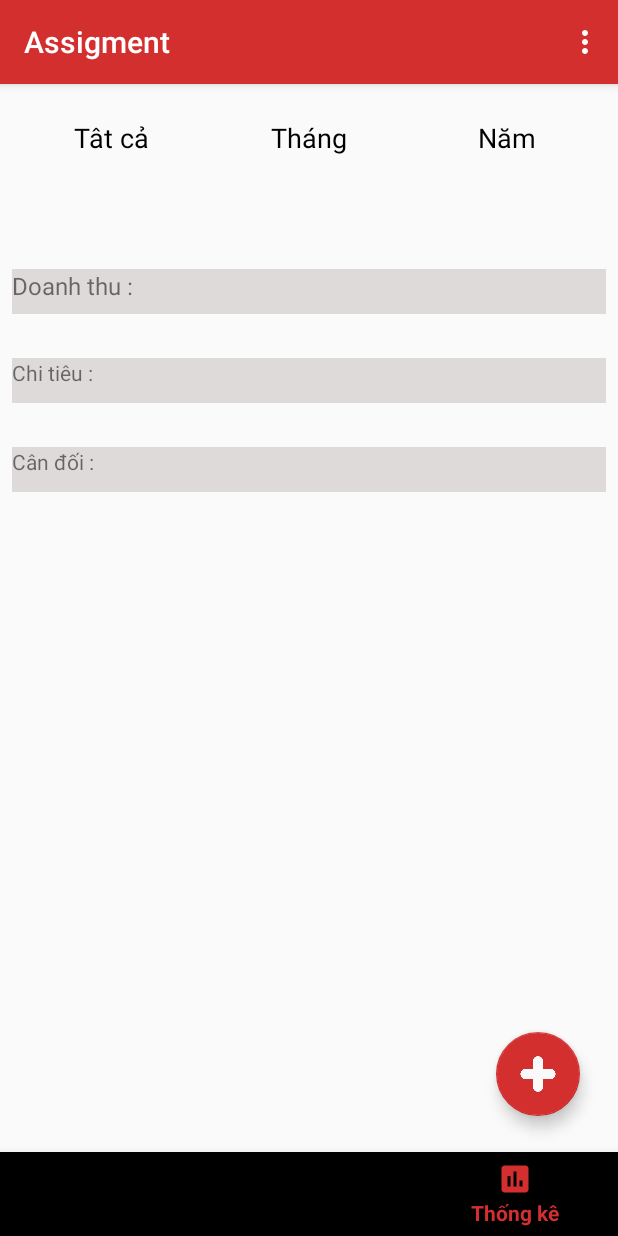
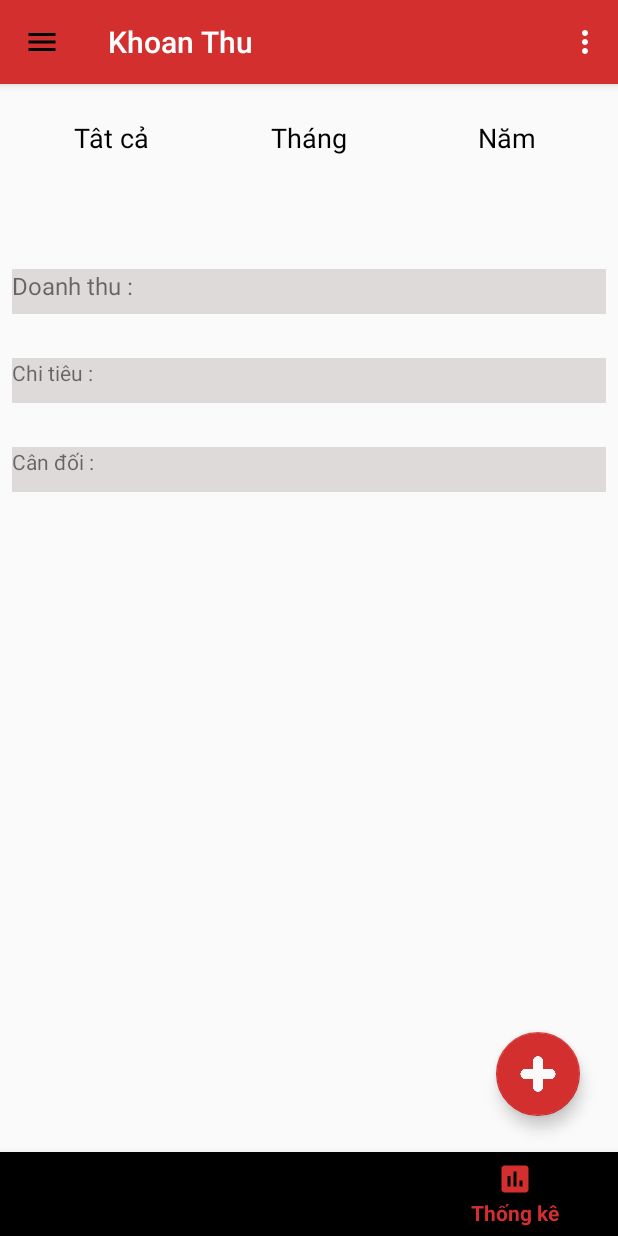
Before and after one commit to hoanglvph05611/Assigment, an Android app: the ManHinhChinh screen opened directly, with no data from a screen before it, item 3 of the bottom bar chosen, on a phone screen of 412 x 824 dp. Run offline under Robolectric (Android 15) with nearby library versions, the phone set to English and light mode, and no system bars.

Commit message:
add layout

```diff
--- a/app/src/main/java/com/example/lvhco/assigment/ManHinhChinh.java
+++ b/app/src/main/java/com/example/lvhco/assigment/ManHinhChinh.java
@@ -1,6 +1,7 @@
 package com.example.lvhco.assigment;
 
 import android.content.DialogInterface;
+import android.graphics.drawable.Drawable;
 import android.os.Bundle;
 import android.support.annotation.NonNull;
 import android.support.design.widget.BottomNavigationView;
@@ -48,13 +49,13 @@ public class ManHinhChinh extends AppCompatActivity implements NavigationView.On
         drawerLayout.addDrawerListener(toggle);
         toggle.syncState();
 //        //ToolBar
-//        toolbar=findViewById(R.id.toolBar1);
-//        setSupportActionBar(toolbar);
-//        Drawable drawable1 = getResources().getDrawable(R.drawable.ic_menu);
-//        getSupportActionBar().setDisplayHomeAsUpEnabled(true);
-//        getSupportActionBar().setHomeAsUpIndicator(drawable1);
-//        getSupportActionBar().setDisplayShowTitleEnabled(true);
-//        toolbar.setTitle("Khoan Thu");
+        toolbar=findViewById(R.id.toolBar1);
+        setSupportActionBar(toolbar);
+        Drawable drawable1 = getResources().getDrawable(R.drawable.ic_menu);
+        getSupportActionBar().setDisplayHomeAsUpEnabled(true);
+        getSupportActionBar().setHomeAsUpIndicator(drawable1);
+        getSupportActionBar().setDisplayShowTitleEnabled(true);
+        toolbar.setTitle("Khoan Thu");
 //    }
 
 
@@ -102,13 +103,7 @@ public class ManHinhChinh extends AppCompatActivity implements NavigationView.On
             super.onBackPressed();
         }
     }
-    @Override
-    public boolean onOptionsItemSelected(MenuItem item) {
-        if (toggle.onOptionsItemSelected(item)){
 
-        }
-        return super.onOptionsItemSelected(item);
-    }
     //    @Override
 //    public boolean onOptionsItemSelected(MenuItem item) {
 //        switch (item.getItemId()){
@@ -167,4 +162,15 @@ public class ManHinhChinh extends AppCompatActivity implements NavigationView.On
         inflater.inflate(R.menu.menu_con,menu);
         return true;
     }
+
+    @Override
+    public boolean onOptionsItemSelected(MenuItem item) {
+        switch (item.getItemId()) {
+            case R.id.KhoaUngDung:
+                break;
+            default:
+                return super.onOptionsItemSelected(item);
         }
+        return true;
+    }
+}
--- a/app/src/main/res/layout/activity_man_hinh_chinh.xml
+++ b/app/src/main/res/layout/activity_man_hinh_chinh.xml
@@ -19,6 +19,33 @@
         android:layout_marginBottom="80dp"
         app:backgroundTint="@color/colorPrimary"
         app:srcCompat="@drawable/add" />
+
+
+    <android.support.v4.widget.DrawerLayout
+        android:id="@+id/drawer_layout"
+        android:layout_width="match_parent"
+        android:layout_height="match_parent"
+        tools:openDrawer="start">
+
+        <android.support.design.widget.NavigationView
+            android:id="@+id/navigationView"
+            android:layout_width="330dp"
+            android:layout_height="match_parent"
+            android:layout_gravity="start"
+            android:fitsSystemWindows="true"
+            app:headerLayout="@layout/header"
+            app:menu="@menu/drawer_layout" />
+
+    </android.support.v4.widget.DrawerLayout>
+
+    <android.support.design.widget.BottomNavigationView
+        android:id="@+id/bottomNavigation"
+        android:layout_width="wrap_content"
+        android:layout_height="wrap_content"
+        android:layout_alignParentBottom="true"
+        app:menu="@menu/navigation">
+
+    </android.support.design.widget.BottomNavigationView>
 
     <LinearLayout
         android:layout_width="match_parent"
@@ -43,34 +70,7 @@
             android:layout_above="@id/bottomNavigation">
 
         </FrameLayout>
+
     </LinearLayout>
 
-    <android.support.v4.widget.DrawerLayout
-        android:id="@+id/drawer_layout"
-        android:layout_width="match_parent"
-        android:layout_height="match_parent"
-        tools:openDrawer="start">
-
-
-        <android.support.design.widget.NavigationView
-            android:id="@+id/navigationView"
-            android:layout_width="330dp"
-            android:layout_height="match_parent"
-            android:layout_gravity="start"
-            android:fitsSystemWindows="true"
-            app:headerLayout="@layout/header"
-            app:menu="@menu/drawer_layout" />
-
-
-    </android.support.v4.widget.DrawerLayout>
-
-    <android.support.design.widget.BottomNavigationView
-        android:id="@+id/bottomNavigation"
-        android:layout_width="wrap_content"
-        android:layout_height="wrap_content"
-        android:layout_alignParentBottom="true"
-        app:menu="@menu/navigation">
-
-    </android.support.design.widget.BottomNavigationView>
-
 </RelativeLayout>
```
Lines whose indentation alone changed are shown as unchanged.
